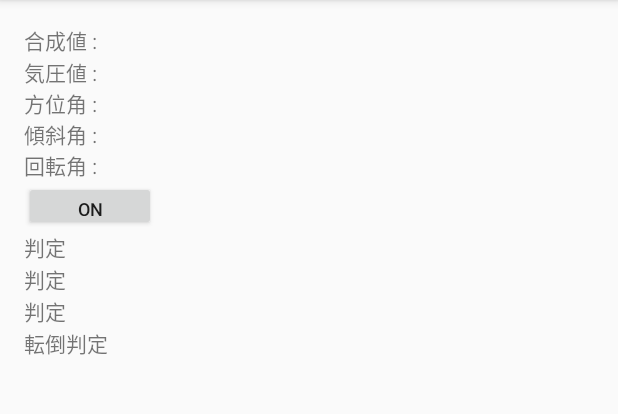
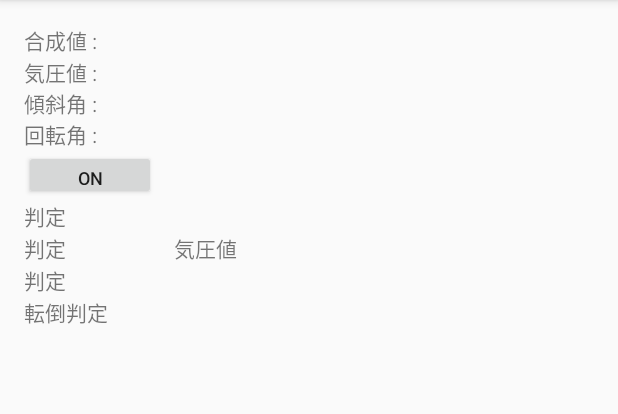
Before and after one commit to Fumiya238/FallDetection, an Android app: the screen it shows after launch (MyActivity), on a phone screen of 412 x 824 dp, the part 84-498 px from its top. Run offline under Robolectric (Android 15) with nearby library versions, the phone set to English and light mode, and no system bars.

Commit message:
change1104

```diff
--- a/app/src/main/res/layout/activity_my.xml
+++ b/app/src/main/res/layout/activity_my.xml
@@ -43,11 +43,22 @@
         android:layout_width="wrap_content"
         android:layout_height="wrap_content" />
 
+<LinearLayout
+    android:layout_width="fill_parent"
+    android:layout_height="wrap_content">
     <TextView
         android:id="@+id/txt5"
         android:text="@string/txt12"
+        android:layout_width="100dp"
+        android:layout_height="wrap_content" />
+    <TextView
+        android:id="@+id/txt8"
+        android:text="@string/txt14"
         android:layout_width="wrap_content"
         android:layout_height="wrap_content" />
+
+</LinearLayout>
+
 
     <TextView
         android:id="@+id/txt6"
--- a/app/src/main/res/values/strings.xml
+++ b/app/src/main/res/values/strings.xml
@@ -5,9 +5,10 @@
     <string name="on">ON</string>
     <string name="txt1">合成値 :</string>
     <string name="txt2">気圧値 :</string>
-    <string name="txt3">方位角 :\n傾斜角 :\n回転角 :</string>
+    <string name="txt3">傾斜角 :\n回転角 :</string>
     <string name="txt12">判定 </string>
     <string name="txt13">転倒判定 </string>
+    <string name="txt14">気圧値 </string>
     <string name="action_settings">Settings</string>
 
 </resources>
```
Also changed, not shown: app/src/main/java/com/example/ino/falldetection/MyActivity.java (+67 -26 lines), 1 other file.
